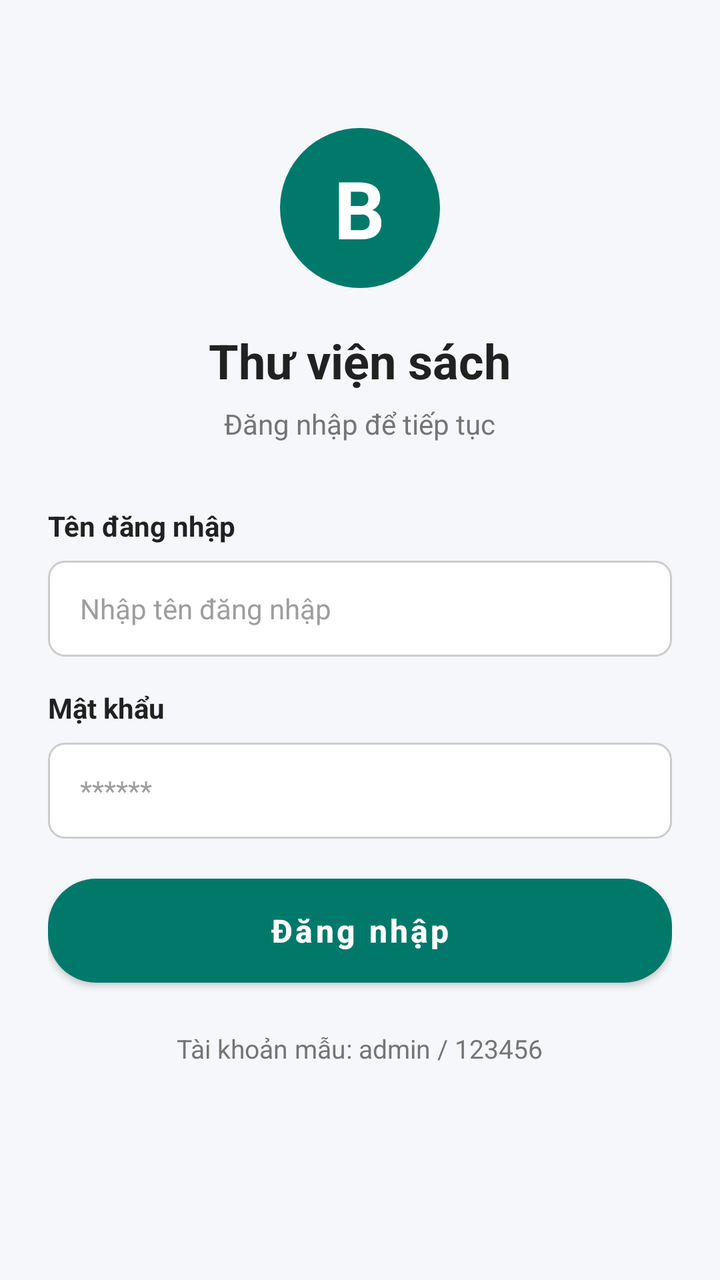
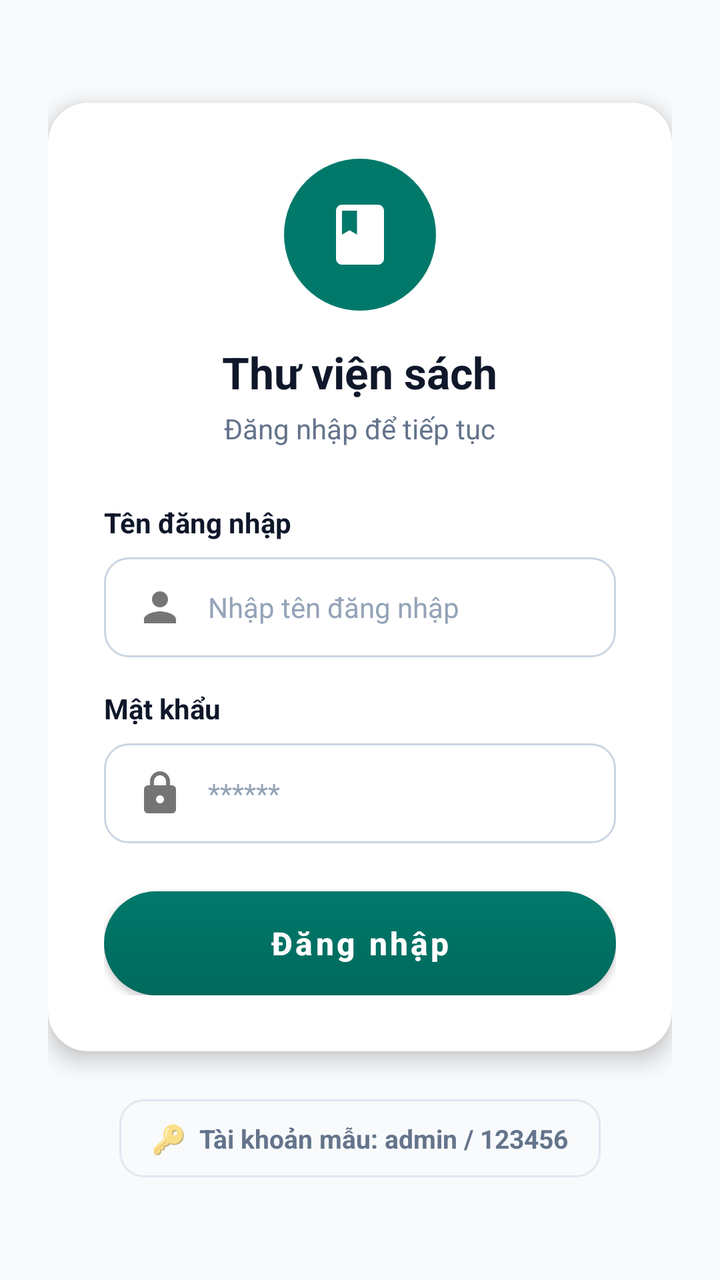

Compare the two renders of this Android layout. The source of the first and the diff that turns it into the second are given below.
<!-- AndroidManifest.xml: application theme Theme.BaiThucHanhSo2 -->
<!-- res/layout/activity_login.xml -->
<?xml version="1.0" encoding="utf-8"?>
<ScrollView xmlns:android="http://schemas.android.com/apk/res/android"
    xmlns:app="http://schemas.android.com/apk/res-auto"
    android:layout_width="match_parent"
    android:layout_height="match_parent"
    android:fitsSystemWindows="true"
    android:fillViewport="true"
    android:background="@color/bg_light">

    <LinearLayout
        android:layout_width="match_parent"
        android:layout_height="wrap_content"
        android:orientation="vertical"
        android:gravity="center_horizontal"
        android:padding="24dp">

        
        <FrameLayout
            android:layout_width="80dp"
            android:layout_height="80dp"
            android:layout_marginTop="40dp"
            android:background="@drawable/bg_circle_teal">

            <TextView
                android:layout_width="wrap_content"
                android:layout_height="wrap_content"
                android:layout_gravity="center"
                android:text="B"
                android:textColor="@color/white"
                android:textSize="40sp"
                android:textStyle="bold" />
        </FrameLayout>

        
        <TextView
            android:layout_width="wrap_content"
            android:layout_height="wrap_content"
            android:layout_marginTop="20dp"
            android:text="@string/login_title"
            android:textColor="@color/text_primary"
            android:textSize="24sp"
            android:textStyle="bold" />

        <TextView
            android:layout_width="wrap_content"
            android:layout_height="wrap_content"
            android:layout_marginTop="6dp"
            android:text="@string/login_subtitle"
            android:textColor="@color/text_secondary"
            android:textSize="14sp" />

        
        <TextView
            android:layout_width="match_parent"
            android:layout_height="wrap_content"
            android:layout_marginTop="32dp"
            android:text="@string/label_username"
            android:textColor="@color/text_primary"
            android:textSize="14sp"
            android:textStyle="bold" />

        <EditText
            android:id="@+id/etUsername"
            android:layout_width="match_parent"
            android:layout_height="48dp"
            android:layout_marginTop="8dp"
            android:background="@drawable/bg_edittext"
            android:hint="@string/hint_username"
            android:inputType="text"
            android:paddingHorizontal="16dp"
            android:textColor="@color/text_primary"
            android:textColorHint="#9E9E9E"
            android:textSize="14sp" />

        
        <TextView
            android:layout_width="match_parent"
            android:layout_height="wrap_content"
            android:layout_marginTop="16dp"
            android:text="@string/label_password"
            android:textColor="@color/text_primary"
            android:textSize="14sp"
            android:textStyle="bold" />

        <EditText
            android:id="@+id/etPassword"
            android:layout_width="match_parent"
            android:layout_height="48dp"
            android:layout_marginTop="8dp"
            android:background="@drawable/bg_edittext"
            android:hint="******"
            android:inputType="textPassword"
            android:paddingHorizontal="16dp"
            android:textColor="@color/text_primary"
            android:textColorHint="#9E9E9E"
            android:textSize="14sp" />

        
        <TextView
            android:id="@+id/tvErrorMessage"
            android:layout_width="match_parent"
            android:layout_height="wrap_content"
            android:layout_marginTop="12dp"
            android:gravity="center"
            android:text="@string/error_login_invalid"
            android:textColor="@color/red_delete"
            android:textSize="14sp"
            android:textStyle="bold"
            android:visibility="gone" />

        
        <Button
            android:id="@+id/btnLogin"
            android:layout_width="match_parent"
            android:layout_height="52dp"
            android:layout_marginTop="20dp"
            android:background="@drawable/bg_btn_teal"
            android:text="@string/btn_login"
            android:textAllCaps="false"
            android:textColor="@color/white"
            android:textSize="16sp"
            android:textStyle="bold"
            app:backgroundTint="@null" />

        
        <TextView
            android:layout_width="wrap_content"
            android:layout_height="wrap_content"
            android:layout_marginTop="24dp"
            android:layout_marginBottom="16dp"
            android:text="@string/sample_account_hint"
            android:textColor="@color/text_secondary"
            android:textSize="13sp" />

    </LinearLayout>
</ScrollView>
<!-- resources referenced by this layout -->
<resources>
  <color name="bg_light">#F5F7FA</color>
  <color name="red_delete">#D32F2F</color>
  <color name="text_primary">#212121</color>
  <color name="text_secondary">#757575</color>
  <color name="white">#FFFFFF</color>
  <!-- drawable bg_btn_teal (drawable) -->
  <?xml version="1.0" encoding="utf-8"?>
  <shape xmlns:android="http://schemas.android.com/apk/res/android">
      <solid android:color="@color/primary_teal" />
      <corners android:radius="24dp" />
  </shape>
  <!-- drawable bg_circle_teal (drawable) -->
  <?xml version="1.0" encoding="utf-8"?>
  <shape xmlns:android="http://schemas.android.com/apk/res/android"
      android:shape="oval">
      <solid android:color="@color/primary_teal" />
  </shape>
  <!-- drawable bg_edittext (drawable) -->
  <?xml version="1.0" encoding="utf-8"?>
  <shape xmlns:android="http://schemas.android.com/apk/res/android">
      <solid android:color="@color/white" />
      <corners android:radius="8dp" />
      <stroke
          android:width="1dp"
          android:color="#CCCCCC" />
  </shape>
  <string name="btn_login">Đăng nhập</string>
  <string name="error_login_invalid">Sai tên đăng nhập hoặc mật khẩu</string>
  <string name="hint_username">Nhập tên đăng nhập</string>
  <string name="label_password">Mật khẩu</string>
  <string name="label_username">Tên đăng nhập</string>
  <string name="login_subtitle">Đăng nhập để tiếp tục</string>
  <string name="login_title">Thư viện sách</string>
  <string name="sample_account_hint">Tài khoản mẫu: admin / 123456</string>
  <color name="primary_teal">#00796B</color>
  <color name="primary_teal_dark">#004D40</color>
  <color name="orange_status">#FB8C00</color>
  <!-- unchanged entries left out for length: 1 -->
</resources>

<!-- the commit's change to res/layout/activity_login.xml (unified diff, before → after) -->
@@ -3,134 +3,171 @@
     xmlns:app="http://schemas.android.com/apk/res-auto"
     android:layout_width="match_parent"
     android:layout_height="match_parent"
-    android:fitsSystemWindows="true"
+    android:background="@color/bg_light"
     android:fillViewport="true"
-    android:background="@color/bg_light">
+    android:fitsSystemWindows="true">
 
     <LinearLayout
         android:layout_width="match_parent"
         android:layout_height="wrap_content"
+        android:gravity="center"
         android:orientation="vertical"
-        android:gravity="center_horizontal"
         android:padding="24dp">
 
         
-        <FrameLayout
-            android:layout_width="80dp"
-            android:layout_height="80dp"
-            android:layout_marginTop="40dp"
-            android:background="@drawable/bg_circle_teal">
+        <androidx.cardview.widget.CardView
+            android:layout_width="match_parent"
+            android:layout_height="wrap_content"
+            app:cardBackgroundColor="@color/white"
+            app:cardCornerRadius="20dp"
+            app:cardElevation="6dp"
+            app:cardPreventCornerOverlap="true">
+
+            <LinearLayout
+                android:layout_width="match_parent"
+                android:layout_height="wrap_content"
+                android:gravity="center_horizontal"
+                android:orientation="vertical"
+                android:padding="28dp">
+
+                
+                <FrameLayout
+                    android:layout_width="76dp"
+                    android:layout_height="76dp"
+                    android:background="@drawable/bg_circle_teal">
+
+                    <ImageView
+                        android:layout_width="36dp"
+                        android:layout_height="36dp"
+                        android:layout_gravity="center"
+                        android:contentDescription="Logo"
+                        android:src="@drawable/ic_book"
+                        app:tint="@color/white" />
+                </FrameLayout>
+
+                
+                <TextView
+                    android:layout_width="wrap_content"
+                    android:layout_height="wrap_content"
+                    android:layout_marginTop="16dp"
+                    android:text="@string/login_title"
+                    android:textColor="@color/text_primary"
+                    android:textSize="22sp"
+                    android:textStyle="bold" />
+
+                <TextView
+                    android:layout_width="wrap_content"
+                    android:layout_height="wrap_content"
+                    android:layout_marginTop="4dp"
+                    android:text="@string/login_subtitle"
+                    android:textColor="@color/text_secondary"
+                    android:textSize="14sp" />
+
+                
+                <TextView
+                    android:layout_width="match_parent"
+                    android:layout_height="wrap_content"
+                    android:layout_marginTop="28dp"
+                    android:text="@string/label_username"
+                    android:textColor="@color/text_primary"
+                    android:textSize="14sp"
+                    android:textStyle="bold" />
+
+                <EditText
+                    android:id="@+id/etUsername"
+                    android:layout_width="match_parent"
+                    android:layout_height="50dp"
+                    android:layout_marginTop="8dp"
+                    android:background="@drawable/bg_edittext"
+                    android:drawableStart="@drawable/ic_user"
+                    android:drawablePadding="12dp"
+                    android:hint="@string/hint_username"
+                    android:inputType="text"
+                    android:paddingHorizontal="16dp"
+                    android:textColor="@color/text_primary"
+                    android:textColorHint="#94A3B8"
+                    android:textSize="14sp" />
+
+                
+                <TextView
+                    android:layout_width="match_parent"
+                    android:layout_height="wrap_content"
+                    android:layout_marginTop="16dp"
+                    android:text="@string/label_password"
+                    android:textColor="@color/text_primary"
+                    android:textSize="14sp"
+                    android:textStyle="bold" />
+
+                <EditText
+                    android:id="@+id/etPassword"
+                    android:layout_width="match_parent"
+                    android:layout_height="50dp"
+                    android:layout_marginTop="8dp"
+                    android:background="@drawable/bg_edittext"
+                    android:drawableStart="@drawable/ic_lock"
+                    android:drawablePadding="12dp"
+                    android:hint="******"
+                    android:inputType="textPassword"
+                    android:paddingHorizontal="16dp"
+                    android:textColor="@color/text_primary"
+                    android:textColorHint="#94A3B8"
+                    android:textSize="14sp" />
+
+                
+                <TextView
+                    android:id="@+id/tvErrorMessage"
+                    android:layout_width="match_parent"
+                    android:layout_height="wrap_content"
+                    android:layout_marginTop="12dp"
+                    android:gravity="center"
+                    android:text="@string/error_login_invalid"
+                    android:textColor="@color/red_delete"
+                    android:textSize="14sp"
+                    android:textStyle="bold"
+                    android:visibility="gone" />
+
+                
+                <Button
+                    android:id="@+id/btnLogin"
+                    android:layout_width="match_parent"
+                    android:layout_height="52dp"
+                    android:layout_marginTop="24dp"
+                    android:background="@drawable/bg_btn_teal"
+                    android:elevation="4dp"
+                    android:text="@string/btn_login"
+                    android:textAllCaps="false"
+                    android:textColor="@color/white"
+                    android:textSize="16sp"
+                    android:textStyle="bold"
+                    app:backgroundTint="@null" />
+
+            </LinearLayout>
+        </androidx.cardview.widget.CardView>
+
+        
+        <LinearLayout
+            android:layout_width="wrap_content"
+            android:layout_height="wrap_content"
+            android:layout_marginTop="24dp"
+            android:background="@drawable/bg_notes_card"
+            android:gravity="center"
+            android:paddingHorizontal="16dp"
+            android:paddingVertical="10dp">
 
             <TextView
                 android:layout_width="wrap_content"
                 android:layout_height="wrap_content"
-                android:layout_gravity="center"
-                android:text="B"
-                android:textColor="@color/white"
-                android:textSize="40sp"
+                android:text="🔑  "
+                android:textSize="14sp" />
+
+            <TextView
+                android:layout_width="wrap_content"
+                android:layout_height="wrap_content"
+                android:text="@string/sample_account_hint"
+                android:textColor="@color/text_secondary"
+                android:textSize="13sp"
                 android:textStyle="bold" />
-        </FrameLayout>
-
-        
-        <TextView
-            android:layout_width="wrap_content"
-            android:layout_height="wrap_content"
-            android:layout_marginTop="20dp"
-            android:text="@string/login_title"
-            android:textColor="@color/text_primary"
-            android:textSize="24sp"
-            android:textStyle="bold" />
-
-        <TextView
-            android:layout_width="wrap_content"
-            android:layout_height="wrap_content"
-            android:layout_marginTop="6dp"
-            android:text="@string/login_subtitle"
-            android:textColor="@color/text_secondary"
-            android:textSize="14sp" />
-
-        
-        <TextView
-            android:layout_width="match_parent"
-            android:layout_height="wrap_content"
-            android:layout_marginTop="32dp"
-            android:text="@string/label_username"
-            android:textColor="@color/text_primary"
-            android:textSize="14sp"
-            android:textStyle="bold" />
-
-        <EditText
-            android:id="@+id/etUsername"
-            android:layout_width="match_parent"
-            android:layout_height="48dp"
-            android:layout_marginTop="8dp"
-            android:background="@drawable/bg_edittext"
-            android:hint="@string/hint_username"
-            android:inputType="text"
-            android:paddingHorizontal="16dp"
-            android:textColor="@color/text_primary"
-            android:textColorHint="#9E9E9E"
-            android:textSize="14sp" />
-
-        
-        <TextView
-            android:layout_width="match_parent"
-            android:layout_height="wrap_content"
-            android:layout_marginTop="16dp"
-            android:text="@string/label_password"
-            android:textColor="@color/text_primary"
-            android:textSize="14sp"
-            android:textStyle="bold" />
-
-        <EditText
-            android:id="@+id/etPassword"
-            android:layout_width="match_parent"
-            android:layout_height="48dp"
-            android:layout_marginTop="8dp"
-            android:background="@drawable/bg_edittext"
-            android:hint="******"
-            android:inputType="textPassword"
-            android:paddingHorizontal="16dp"
-            android:textColor="@color/text_primary"
-            android:textColorHint="#9E9E9E"
-            android:textSize="14sp" />
-
-        
-        <TextView
-            android:id="@+id/tvErrorMessage"
-            android:layout_width="match_parent"
-            android:layout_height="wrap_content"
-            android:layout_marginTop="12dp"
-            android:gravity="center"
-            android:text="@string/error_login_invalid"
-            android:textColor="@color/red_delete"
-            android:textSize="14sp"
-            android:textStyle="bold"
-            android:visibility="gone" />
-
-        
-        <Button
-            android:id="@+id/btnLogin"
-            android:layout_width="match_parent"
-            android:layout_height="52dp"
-            android:layout_marginTop="20dp"
-            android:background="@drawable/bg_btn_teal"
-            android:text="@string/btn_login"
-            android:textAllCaps="false"
-            android:textColor="@color/white"
-            android:textSize="16sp"
-            android:textStyle="bold"
-            app:backgroundTint="@null" />
-
-        
-        <TextView
-            android:layout_width="wrap_content"
-            android:layout_height="wrap_content"
-            android:layout_marginTop="24dp"
-            android:layout_marginBottom="16dp"
-            android:text="@string/sample_account_hint"
-            android:textColor="@color/text_secondary"
-            android:textSize="13sp" />
+        </LinearLayout>
 
     </LinearLayout>
 </ScrollView>
<!-- resource entries referenced after the edit -->
@@ -1,15 +1,18 @@
 <!-- resources referenced by this layout -->
 <resources>
-  <color name="bg_light">#F5F7FA</color>
+  <color name="bg_light">#F8FAFC</color>
   <color name="red_delete">#D32F2F</color>
-  <color name="text_primary">#212121</color>
-  <color name="text_secondary">#757575</color>
+  <color name="text_primary">#0F172A</color>
+  <color name="text_secondary">#64748B</color>
   <color name="white">#FFFFFF</color>
   <!-- drawable bg_btn_teal (drawable) -->
   <?xml version="1.0" encoding="utf-8"?>
   <shape xmlns:android="http://schemas.android.com/apk/res/android">
-      <solid android:color="@color/primary_teal" />
-      <corners android:radius="24dp" />
+      <gradient
+          android:angle="270"
+          android:endColor="#00695C"
+          android:startColor="#00796B" />
+      <corners android:radius="28dp" />
   </shape>
   <!-- drawable bg_circle_teal (drawable) -->
   <?xml version="1.0" encoding="utf-8"?>
@@ -21,11 +24,53 @@
   <?xml version="1.0" encoding="utf-8"?>
   <shape xmlns:android="http://schemas.android.com/apk/res/android">
       <solid android:color="@color/white" />
-      <corners android:radius="8dp" />
+      <corners android:radius="12dp" />
       <stroke
           android:width="1dp"
-          android:color="#CCCCCC" />
+          android:color="@color/input_border" />
   </shape>
+  <!-- drawable bg_notes_card (drawable) -->
+  <?xml version="1.0" encoding="utf-8"?>
+  <shape xmlns:android="http://schemas.android.com/apk/res/android">
+      <solid android:color="#F8FAFC" />
+      <corners android:radius="12dp" />
+      <stroke
+          android:width="1dp"
+          android:color="#E2E8F0" />
+  </shape>
+  <!-- drawable ic_book (drawable) -->
+  <?xml version="1.0" encoding="utf-8"?>
+  <vector xmlns:android="http://schemas.android.com/apk/res/android"
+      android:width="24dp"
+      android:height="24dp"
+      android:viewportWidth="24"
+      android:viewportHeight="24">
+      <path
+          android:fillColor="#00796B"
+          android:pathData="M18,2H6C4.9,2 4,2.9 4,4v16c0,1.1 0.9,2 2,2h12c1.1,0 2,-0.9 2,-2V4C20,2.9 19.1,2 18,2zM6,4h5v8l-2.5,-1.5L6,12V4z" />
+  </vector>
+  <!-- drawable ic_lock (drawable) -->
+  <?xml version="1.0" encoding="utf-8"?>
+  <vector xmlns:android="http://schemas.android.com/apk/res/android"
+      android:width="24dp"
+      android:height="24dp"
+      android:viewportWidth="24"
+      android:viewportHeight="24">
+      <path
+          android:fillColor="#757575"
+          android:pathData="M18,8h-1V6c0,-2.76 -2.24,-5 -5,-5S7,3.24 7,6v2H6c-1.1,0 -2,0.9 -2,2v10c0,1.1 0.9,2 2,2h12c1.1,0 2,-0.9 2,-2V10C20,8.9 19.1,8 18,8zM9,6c0,-1.66 1.34,-3 3,-3s3,1.34 3,3v2H9V6zM12,17c-1.1,0 -2,-0.9 -2,-2s0.9,-2 2,-2 2,0.9 2,2 -0.9,2 -2,2z" />
+  </vector>
+  <!-- drawable ic_user (drawable) -->
+  <?xml version="1.0" encoding="utf-8"?>
+  <vector xmlns:android="http://schemas.android.com/apk/res/android"
+      android:width="24dp"
+      android:height="24dp"
+      android:viewportWidth="24"
+      android:viewportHeight="24">
+      <path
+          android:fillColor="#757575"
+          android:pathData="M12,12c2.21,0 4,-1.79 4,-4s-1.79,-4 -4,-4 -4,1.79 -4,4 1.79,4 4,4zM12,14c-2.67,0 -8,1.34 -8,4v2h16v-2c0,-2.66 -5.33,-4 -8,-4z" />
+  </vector>
   <string name="btn_login">Đăng nhập</string>
   <string name="error_login_invalid">Sai tên đăng nhập hoặc mật khẩu</string>
   <string name="hint_username">Nhập tên đăng nhập</string>
@@ -35,8 +80,9 @@
   <string name="login_title">Thư viện sách</string>
   <string name="sample_account_hint">Tài khoản mẫu: admin / 123456</string>
   <color name="primary_teal">#00796B</color>
+  <color name="input_border">#CBD5E1</color>
   <color name="primary_teal_dark">#004D40</color>
-  <color name="orange_status">#FB8C00</color>
+  <color name="orange_status">#E65100</color>
   <!-- unchanged entries left out for length: 1 -->
 </resources>
 
